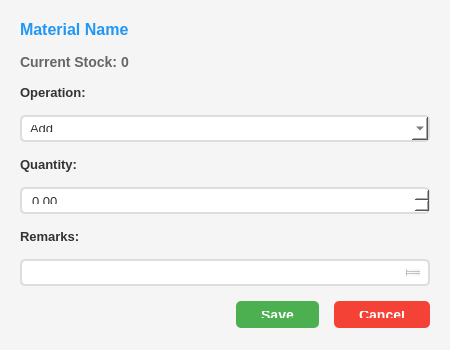
The window that ui/stock_dialog.ui (SmitProgrammer/TrackMill) describes before a commit, drawn with Qt 5.
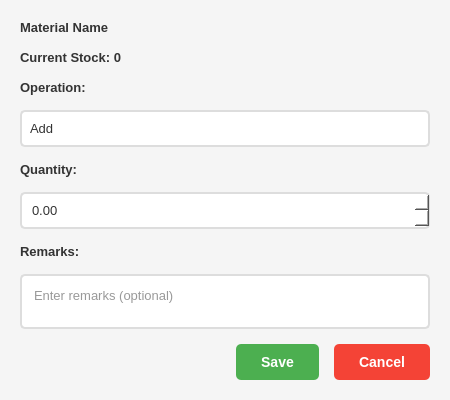
The same window after the commit.

The edit to the form file:
```diff
--- a/ui/stock_dialog.ui
+++ b/ui/stock_dialog.ui
@@ -7,19 +7,19 @@
     <x>0</x>
     <y>0</y>
     <width>450</width>
-    <height>350</height>
+    <height>400</height>
    </rect>
   </property>
   <property name="minimumSize">
    <size>
     <width>450</width>
-    <height>350</height>
+    <height>400</height>
    </size>
   </property>
   <property name="maximumSize">
    <size>
     <width>450</width>
-    <height>350</height>
+    <height>400</height>
    </size>
   </property>
   <property name="windowTitle">
@@ -36,7 +36,7 @@
     font-weight: bold;
 }
 
-QLineEdit, QTextEdit, QComboBox, QDoubleSpinBox {
+QLineEdit, QTextEdit, QSpinBox, QDoubleSpinBox {
     padding: 8px;
     border: 2px solid #ddd;
     border-radius: 5px;
@@ -49,6 +49,100 @@
     border: 2px solid #2196F3;
 }
 
+QComboBox {
+    padding: 8px;
+    border: 2px solid #ddd;
+    border-radius: 5px;
+    font-size: 13px;
+    background-color: white;
+    color: #333;
+}
+
+QComboBox:focus {
+    border: 2px solid #2196F3;
+}
+
+QComboBox::drop-down {
+    border: none;
+    width: 30px;
+}
+
+QComboBox::down-arrow {
+    image: none;
+    border-left: 5px solid transparent;
+    border-right: 5px solid transparent;
+    border-top: 5px solid #333;
+    margin-right: 10px;
+}
+
+QComboBox QAbstractItemView {
+    background-color: white;
+    color: #333;
+    selection-background-color: #2196F3;
+    selection-color: white;
+    border: 1px solid #ddd;
+}
+
+QDateEdit, QDateTimeEdit {
+    padding: 8px;
+    border: 2px solid #ddd;
+    border-radius: 5px;
+    font-size: 13px;
+    background-color: white;
+    color: #333;
+}
+
+QDateEdit:focus, QDateTimeEdit:focus {
+    border: 2px solid #2196F3;
+}
+
+QDateEdit::drop-down, QDateTimeEdit::drop-down {
+    border: none;
+    width: 30px;
+}
+
+QDateEdit::down-arrow, QDateTimeEdit::down-arrow {
+    image: none;
+    border-left: 5px solid transparent;
+    border-right: 5px solid transparent;
+    border-top: 5px solid #333;
+    margin-right: 10px;
+}
+
+QDateEdit QAbstractItemView, QDateTimeEdit QAbstractItemView {
+    background-color: white;
+    color: #333;
+    selection-background-color: #2196F3;
+    selection-color: white;
+}
+
+QCheckBox {
+    font-size: 13px;
+    color: #333;
+    spacing: 8px;
+}
+
+QCheckBox::indicator {
+    width: 20px;
+    height: 20px;
+    border: 2px solid #ddd;
+    border-radius: 3px;
+    background-color: white;
+}
+
+QCheckBox::indicator:checked {
+    background-color: #2196F3;
+    border-color: #2196F3;
+    image: none;
+}
+
+QCheckBox::indicator:checked:after {
+    content: "✓";
+    color: white;
+    font-size: 16px;
+    font-weight: bold;
+}
+
 QPushButton#btnSave {
     background-color: #4CAF50;
     color: white;
@@ -99,8 +193,151 @@
       <string>Material Name</string>
      </property>
      <property name="styleSheet">
-      <string notr="true">font-size: 16px; color: #2196F3;</string>
-     </property>
+   <string notr="true">QDialog {
+    background-color: #f5f5f5;
+}
+
+QLabel {
+    font-size: 13px;
+    color: #333;
+    font-weight: bold;
+}
+
+QLineEdit, QTextEdit, QSpinBox, QDoubleSpinBox {
+    padding: 8px;
+    border: 2px solid #ddd;
+    border-radius: 5px;
+    font-size: 13px;
+    background-color: white;
+    color: #333;
+}
+
+QLineEdit:focus, QTextEdit:focus, QSpinBox:focus, QDoubleSpinBox:focus {
+    border: 2px solid #2196F3;
+}
+
+QComboBox {
+    padding: 8px;
+    border: 2px solid #ddd;
+    border-radius: 5px;
+    font-size: 13px;
+    background-color: white;
+    color: #333;
+}
+
+QComboBox:focus {
+    border: 2px solid #2196F3;
+}
+
+QComboBox::drop-down {
+    border: none;
+    width: 30px;
+}
+
+QComboBox::down-arrow {
+    image: none;
+    border-left: 5px solid transparent;
+    border-right: 5px solid transparent;
+    border-top: 5px solid #333;
+    margin-right: 10px;
+}
+
+QComboBox QAbstractItemView {
+    background-color: white;
+    color: #333;
+    selection-background-color: #2196F3;
+    selection-color: white;
+    border: 1px solid #ddd;
+}
+
+QDateEdit, QDateTimeEdit {
+    padding: 8px;
+    border: 2px solid #ddd;
+    border-radius: 5px;
+    font-size: 13px;
+    background-color: white;
+    color: #333;
+}
+
+QDateEdit:focus, QDateTimeEdit:focus {
+    border: 2px solid #2196F3;
+}
+
+QDateEdit::drop-down, QDateTimeEdit::drop-down {
+    border: none;
+    width: 30px;
+}
+
+QDateEdit::down-arrow, QDateTimeEdit::down-arrow {
+    image: none;
+    border-left: 5px solid transparent;
+    border-right: 5px solid transparent;
+    border-top: 5px solid #333;
+    margin-right: 10px;
+}
+
+QDateEdit QAbstractItemView, QDateTimeEdit QAbstractItemView {
+    background-color: white;
+    color: #333;
+    selection-background-color: #2196F3;
+    selection-color: white;
+}
+
+QCheckBox {
+    font-size: 13px;
+    color: #333;
+    spacing: 8px;
+}
+
+QCheckBox::indicator {
+    width: 20px;
+    height: 20px;
+    border: 2px solid #ddd;
+    border-radius: 3px;
+    background-color: white;
+}
+
+QCheckBox::indicator:checked {
+    background-color: #2196F3;
+    border-color: #2196F3;
+    image: none;
+}
+
+QCheckBox::indicator:checked:after {
+    content: "✓";
+    color: white;
+    font-size: 16px;
+    font-weight: bold;
+}
+
+QPushButton#btnSave {
+    background-color: #4CAF50;
+    color: white;
+    padding: 10px 25px;
+    border: none;
+    border-radius: 5px;
+    font-size: 14px;
+    font-weight: bold;
+}
+
+QPushButton#btnSave:hover {
+    background-color: #45a049;
+}
+
+QPushButton#btnCancel {
+    background-color: #f44336;
+    color: white;
+    padding: 10px 25px;
+    border: none;
+    border-radius: 5px;
+    font-size: 14px;
+    font-weight: bold;
+}
+
+QPushButton#btnCancel:hover {
+    background-color: #da190b;
+}</string>
+  </property>
     </widget>
    </item>
    <item>
@@ -109,8 +346,151 @@
       <string>Current Stock: 0</string>
      </property>
      <property name="styleSheet">
-      <string notr="true">font-size: 14px; color: #666;</string>
-     </property>
+   <string notr="true">QDialog {
+    background-color: #f5f5f5;
+}
+
+QLabel {
+    font-size: 13px;
+    color: #333;
+    font-weight: bold;
+}
+
+QLineEdit, QTextEdit, QSpinBox, QDoubleSpinBox {
+    padding: 8px;
+    border: 2px solid #ddd;
+    border-radius: 5px;
+    font-size: 13px;
+    background-color: white;
+    color: #333;
+}
+
+QLineEdit:focus, QTextEdit:focus, QSpinBox:focus, QDoubleSpinBox:focus {
+    border: 2px solid #2196F3;
+}
+
+QComboBox {
+    padding: 8px;
+    border: 2px solid #ddd;
+    border-radius: 5px;
+    font-size: 13px;
+    background-color: white;
+    color: #333;
+}
+
+QComboBox:focus {
+    border: 2px solid #2196F3;
+}
+
+QComboBox::drop-down {
+    border: none;
+    width: 30px;
+}
+
+QComboBox::down-arrow {
+    image: none;
+    border-left: 5px solid transparent;
+    border-right: 5px solid transparent;
+    border-top: 5px solid #333;
+    margin-right: 10px;
+}
+
+QComboBox QAbstractItemView {
+    background-color: white;
+    color: #333;
+    selection-background-color: #2196F3;
+    selection-color: white;
+    border: 1px solid #ddd;
+}
+
+QDateEdit, QDateTimeEdit {
+    padding: 8px;
+    border: 2px solid #ddd;
+    border-radius: 5px;
+    font-size: 13px;
+    background-color: white;
+    color: #333;
+}
+
+QDateEdit:focus, QDateTimeEdit:focus {
+    border: 2px solid #2196F3;
+}
+
+QDateEdit::drop-down, QDateTimeEdit::drop-down {
+    border: none;
+    width: 30px;
+}
+
+QDateEdit::down-arrow, QDateTimeEdit::down-arrow {
+    image: none;
+    border-left: 5px solid transparent;
+    border-right: 5px solid transparent;
+    border-top: 5px solid #333;
+    margin-right: 10px;
+}
+
+QDateEdit QAbstractItemView, QDateTimeEdit QAbstractItemView {
+    background-color: white;
+    color: #333;
+    selection-background-color: #2196F3;
+    selection-color: white;
+}
+
+QCheckBox {
+    font-size: 13px;
+    color: #333;
+    spacing: 8px;
+}
+
+QCheckBox::indicator {
+    width: 20px;
+    height: 20px;
+    border: 2px solid #ddd;
+    border-radius: 3px;
+    background-color: white;
+}
+
+QCheckBox::indicator:checked {
+    background-color: #2196F3;
+    border-color: #2196F3;
+    image: none;
+}
+
+QCheckBox::indicator:checked:after {
+    content: "✓";
+    color: white;
+    font-size: 16px;
+    font-weight: bold;
+}
+
+QPushButton#btnSave {
+    background-color: #4CAF50;
+    color: white;
+    padding: 10px 25px;
+    border: none;
+    border-radius: 5px;
+    font-size: 14px;
+    font-weight: bold;
+}
+
+QPushButton#btnSave:hover {
+    background-color: #45a049;
+}
+
+QPushButton#btnCancel {
+    background-color: #f44336;
+    color: white;
+    padding: 10px 25px;
+    border: none;
+    border-radius: 5px;
+    font-size: 14px;
+    font-weight: bold;
+}
+
+QPushButton#btnCancel:hover {
+    background-color: #da190b;
+}</string>
+  </property>
     </widget>
    </item>
    <item>
```
Left out of the diff: 2 changed lines with no effect on the pictures.
